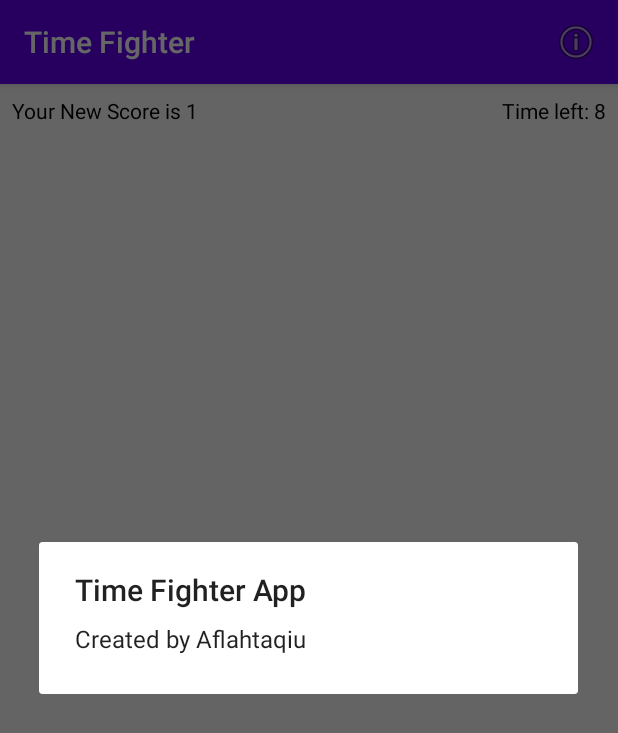
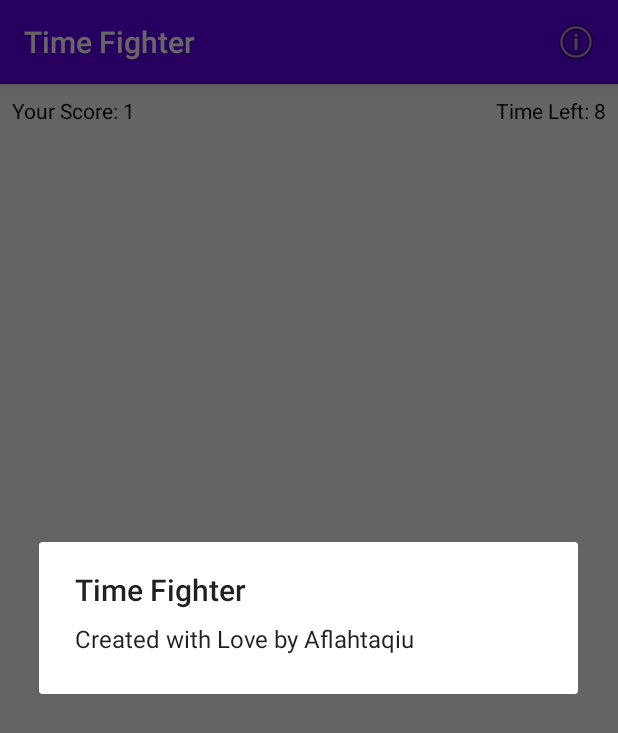
Before and after one commit to aflahtaqiu/time-fighter, an Android app: the screen it shows after launch (MainActivity), after a tap on "Info", on a phone screen of 412 x 824 dp. Shown: the top 733 px of the screen. Run offline under Robolectric (Android 15) with nearby library versions, the phone set to English and light mode, and no system bars; 1 other tap on this screen came first.

Commit message:
adding a new string resource

```diff
--- a/app/src/main/java/id/aflah/timefighter/MainActivity.kt
+++ b/app/src/main/java/id/aflah/timefighter/MainActivity.kt
@@ -37,7 +37,7 @@ class MainActivity : AppCompatActivity() {
             incrementScore()
         }
 
-        tvGameScore.text = "Your score: $score"
+        tvGameScore.text = getString(R.string.yourScore, score)
 
         if (savedInstanceState != null) {
             score = savedInstanceState.getInt(SCORE_KEY)
@@ -64,21 +64,21 @@ class MainActivity : AppCompatActivity() {
 
         score++
 
-        val yourNewScore = "Your New Score is $score"
-        tvGameScore.text = yourNewScore
+        val newScore = getString(R.string.yourScore, score)
+        tvGameScore.text = newScore
     }
 
     private fun endedGame () {
-        Toast.makeText(this, "Time is up, your score is $score", Toast.LENGTH_SHORT).show()
+        Toast.makeText(this, getString(R.string.messageTimeUp, score), Toast.LENGTH_SHORT).show()
         resetGame()
     }
 
     private fun resetGame() {
         score = 0
-        tvGameScore.text = "Your score is $score"
+        tvGameScore.text = getString(R.string.yourScore, score)
 
         val initTimeLeft = initCountDownTime / 1000
-        tvTimeLeft.text = "Time left: $initTimeLeft"
+        tvTimeLeft.text = getString(R.string.timeLeft, initTimeLeft)
 
         countDownTimer = object : CountDownTimer(initCountDownTime, countDownInterval) {
             override fun onFinish() {
@@ -88,7 +88,7 @@ class MainActivity : AppCompatActivity() {
             override fun onTick(p0: Long) {
                 timeLeft = p0
                 val timeleft = p0 / 1000
-                tvTimeLeft.text = "Time left: $timeleft"
+                tvTimeLeft.text = getString(R.string.timeLeft, timeleft)
             }
         }
 
@@ -96,10 +96,10 @@ class MainActivity : AppCompatActivity() {
     }
 
     private fun restoreGame () {
-        tvGameScore.text = "Your score: $score"
+        tvGameScore.text = getString(R.string.yourScore, score)
 
         val restoredTime = timeLeft / 1000
-        tvTimeLeft.text = "Time left: $restoredTime"
+        tvTimeLeft.text = getString(R.string.timeLeft, restoredTime)
 
         countDownTimer = object : CountDownTimer(initCountDownTime, countDownInterval) {
             override fun onFinish() {
@@ -108,8 +108,8 @@ class MainActivity : AppCompatActivity() {
 
             override fun onTick(p0: Long) {
                 timeLeft = p0
-                val timeleft = p0 / 1000
-                tvTimeLeft.text = "Time left: $timeleft"
+                val newTimeLeft = p0 / 1000
+                tvTimeLeft.text = getString(R.string.timeLeft, newTimeLeft)
             }
         }
     }
@@ -123,7 +123,7 @@ class MainActivity : AppCompatActivity() {
     override fun onOptionsItemSelected(item: MenuItem): Boolean {
         super.onOptionsItemSelected(item)
         if (item.itemId == R.id.menu_info) {
-            showInfoMessage("Time Fighter App", "Created by Aflahtaqiu")
+            showInfoMessage(getString(R.string.infoTitle), getString(R.string.infoMessage))
         }
         return true
     }
--- a/app/src/main/res/layout/activity_main.xml
+++ b/app/src/main/res/layout/activity_main.xml
@@ -10,7 +10,7 @@
         android:id="@+id/btnTapMe"
         android:layout_width="wrap_content"
         android:layout_height="wrap_content"
-        android:text="Tap Me"
+        android:text="@string/tapMe"
         app:layout_constraintBottom_toBottomOf="parent"
         app:layout_constraintEnd_toEndOf="parent"
         app:layout_constraintStart_toStartOf="parent"
@@ -23,7 +23,7 @@
         android:layout_marginStart="8dp"
         android:layout_marginLeft="8dp"
         android:layout_marginTop="8dp"
-        android:text="Your Score: %1$d"
+        android:text="@string/yourScore"
         android:textColor="@android:color/black"
         app:layout_constraintStart_toStartOf="parent"
         app:layout_constraintTop_toTopOf="parent" />
@@ -35,7 +35,7 @@
         android:layout_marginTop="8dp"
         android:layout_marginEnd="8dp"
         android:layout_marginRight="8dp"
-        android:text="Time Left: %1$d"
+        android:text="@string/timeLeft"
         android:textColor="@android:color/black"
         app:layout_constraintEnd_toEndOf="parent"
         app:layout_constraintTop_toTopOf="parent" />
--- a/app/src/main/res/values/strings.xml
+++ b/app/src/main/res/values/strings.xml
@@ -1,3 +1,9 @@
 <resources>
     <string name="app_name">Time Fighter</string>
+    <string name="yourScore">Your Score: %1$d</string>
+    <string name="timeLeft">Time Left: %1$d</string>
+    <string name="tapMe">Tap Me!</string>
+    <string name="messageTimeUp">Time is Up! Your score is: %1$d</string>
+    <string name="infoTitle">Time Fighter</string>
+    <string name="infoMessage">Created with Love by Aflahtaqiu</string>
 </resources>
```
